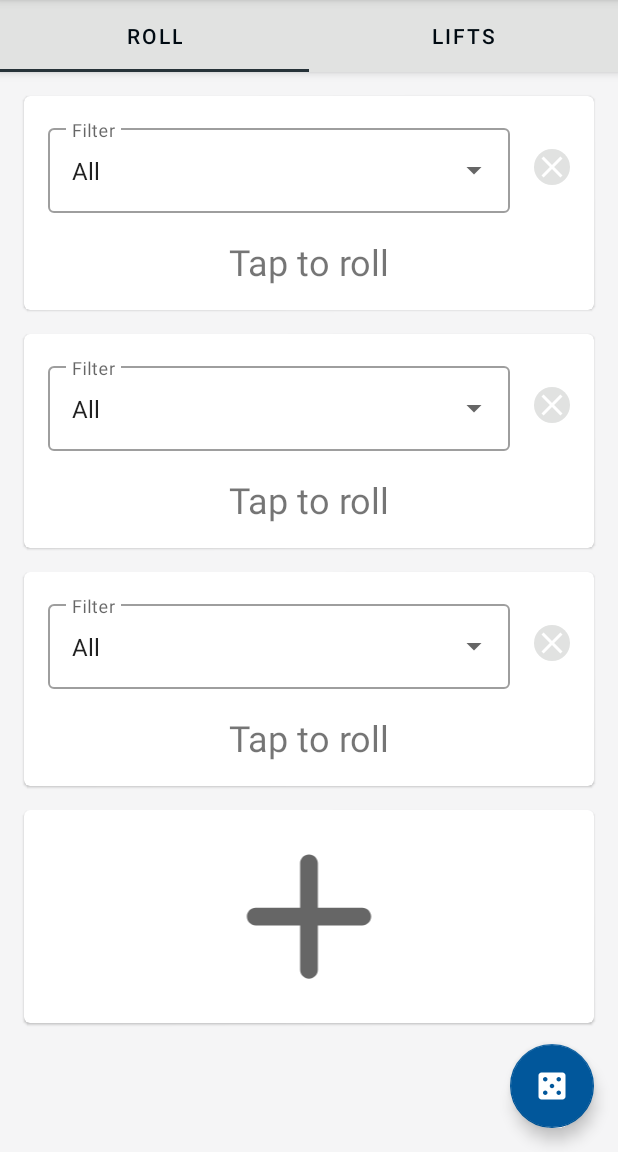
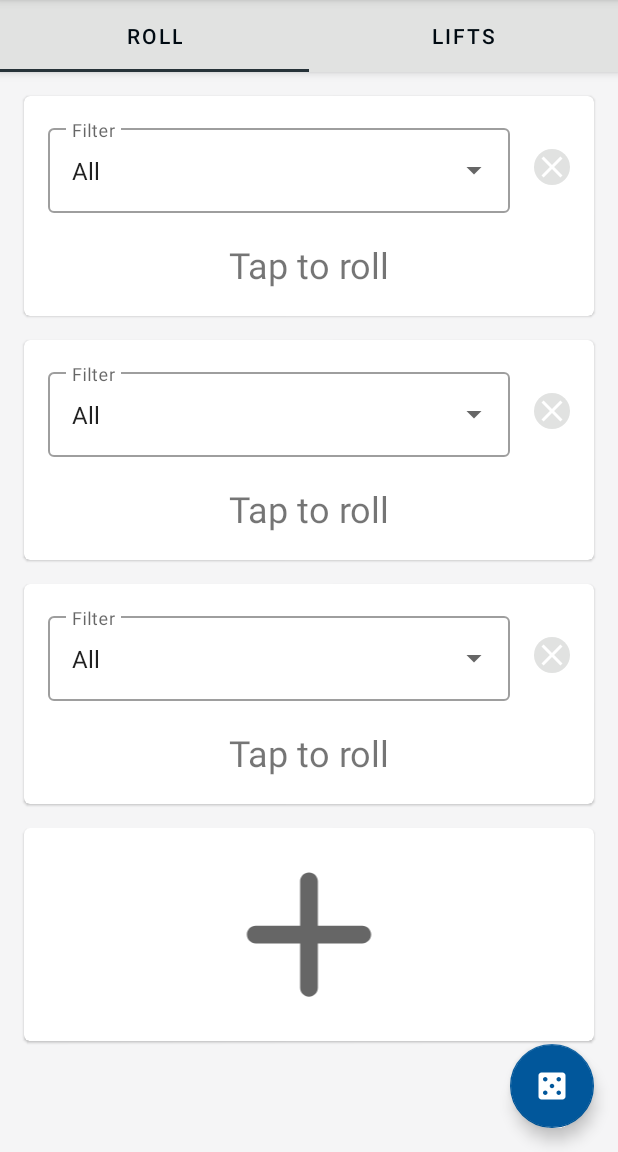
Before and after one commit to ramzan/DiceGainz, an Android app: the screen it shows after launch (MainActivity), on a phone screen of 412 x 824 dp, the part 84-1236 px from its top. Run offline under Robolectric (Android 15) with nearby library versions, the phone set to English and light mode, and no system bars; our stand-ins replace Room's generated code; 1 statement that could not run was skipped.

Commit message:
RollCard: increase padding on roll text

```diff
--- a/app/src/main/res/layout/list_item_roll_card.xml
+++ b/app/src/main/res/layout/list_item_roll_card.xml
@@ -9,7 +9,8 @@
         android:layout_width="match_parent"
         android:layout_height="wrap_content"
         android:orientation="vertical"
-        android:padding="@dimen/defaultPadding">
+        android:paddingHorizontal="@dimen/defaultPadding"
+        android:paddingTop="@dimen/defaultPadding">
 
         <com.google.android.material.textfield.TextInputLayout
             android:id="@+id/filter_container"
@@ -48,7 +49,7 @@
             android:id="@+id/roll_text"
             android:layout_width="wrap_content"
             android:layout_height="wrap_content"
-            android:paddingTop="@dimen/defaultPadding"
+            android:paddingVertical="18dp"
             android:text="@string/tap_to_roll"
             android:textSize="24sp"
             app:layout_constraintBottom_toBottomOf="parent"
```
